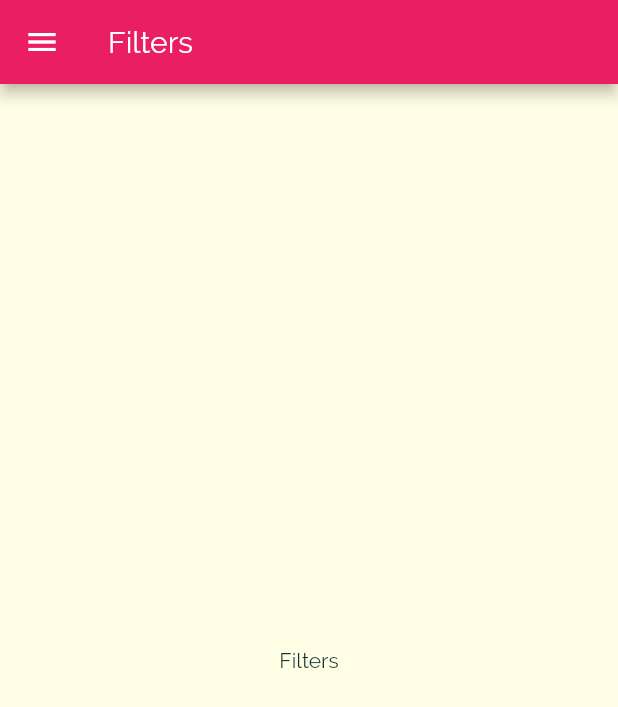
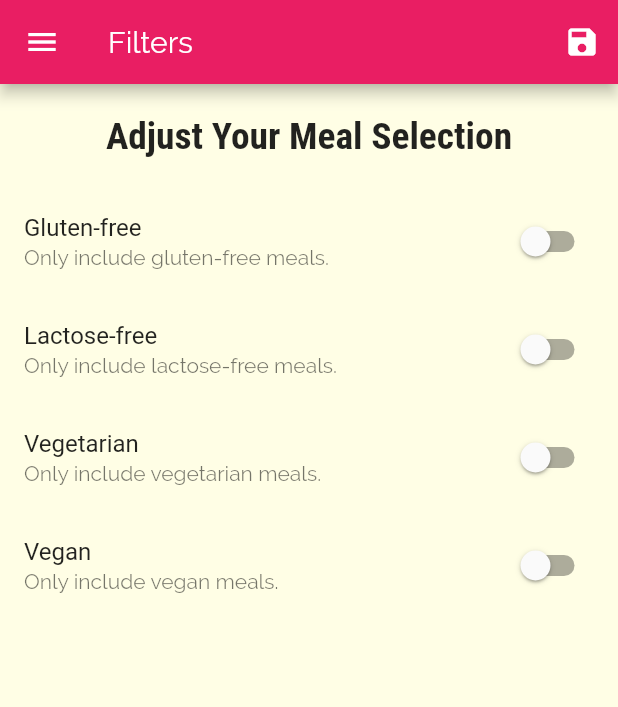
Before and after one commit to jeandieb/Meals_App, a Flutter app: the FiltersScreen screen opened by its route, on a phone screen of 412 x 824 dp. Shown: the top 707 px of the screen. Run offline on Flutter 3.47's test engine with Material 2 defaults, Android fonts, the phone set to English and light mode, and no system bars.

Commit message:
final touches

```diff
--- a/lib/main.dart
+++ b/lib/main.dart
@@ -1,16 +1,68 @@
 import 'dart:ui';
 
 import 'package:flutter/material.dart';
-import 'package:flutter_complete_guide/screens/filters_screen.dart';
+
+import './dummy_data.dart';
+import './screens/filters_screen.dart';
 import './screens/tabs_screen.dart';
 import './screens/category_meals_screen.dart';
 import './screens/meal_detail_screen.dart';
-
-import 'screens/categories_screen.dart';
+import './screens/categories_screen.dart';
+import './models/meal.dart';
 
 void main() => runApp(MyApp());
 
-class MyApp extends StatelessWidget {
+class MyApp extends StatefulWidget {
+  @override
+  _MyAppState createState() => _MyAppState();
+}
+
+class _MyAppState extends State<MyApp> {
+  List<Meal> _availableMeals = DUMMY_MEALS;
+  List<Meal> _favoritedMeals = [];
+
+  void setFavorite(String mealId) {
+    final int existingIndex =
+        _favoritedMeals.indexWhere((meal) => meal.id == mealId);
+
+    if (existingIndex >= 0) {
+      setState(() {
+        _favoritedMeals.removeAt(existingIndex);
+      });
+    } else {
+      setState(() {
+        _favoritedMeals.add(
+          DUMMY_MEALS.firstWhere((meal) => meal.id == mealId),);
+      });
+    }
+  }
+
+  bool _isMealFavorite(String id)
+  {
+    return _favoritedMeals.any((meal) => meal.id == id);
+  }
+
+  Map<String, bool> _filters = {
+    'gluten': false,
+    'lactose': false,
+    'vegetarian': false,
+    'vegan': false,
+  };
+
+  void _setFilters(Map<String, bool> filterData) {
+    setState(() {
+      _filters = filterData;
+
+      _availableMeals = DUMMY_MEALS.where((meal) {
+        if (_filters['gluten'] && !meal.isGlutenFree) return false;
+        if (_filters['lactose'] && !meal.isLactoseFree) return false;
+        if (_filters['vegetarian'] && !meal.isVegetarian) return false;
+        if (_filters['vegan'] && !meal.isVegan) return false;
+        return true;
+      }).toList();
+    });
+  }
+
   @override
   Widget build(BuildContext context) {
     return MaterialApp(
@@ -27,29 +79,38 @@ class MyApp extends StatelessWidget {
                 bodyText2: TextStyle(
                   color: Color.fromRGBO(20, 51, 51, 1),
                 ),
-            headline6: TextStyle(fontSize: 20, fontFamily: 'RobotoCondensed', fontWeight: FontWeight.w600,),)
+                headline6: TextStyle(
+                  fontSize: 25,
+                  fontFamily: 'RobotoCondensed',
+                  fontWeight: FontWeight.w600,
                 ),
+              )),
       //home: CategoriesScreen(),
-      initialRoute: '/', //if you want to set the initial screen to something other than home('/')
-      routes://we can also use nameRoutes instead of regular push
+      initialRoute:
+          '/', //if you want to set the initial screen to something other than home('/')
+      routes: //we can also use nameRoutes instead of regular push
           {
-        '/': (ctx) => TabsScreen(), //instead of home:
-        CategoryMealsScreen.routeName : (ctx) => CategoryMealsScreen(),  //it is especially useful for larger apps :lecture 163
-        MealDetailScreen.routeName : (ctx) => MealDetailScreen(),
-        FiltersScreen.routeName : (ctx) => FiltersScreen(),
+        '/': (ctx) => TabsScreen(_favoritedMeals), //instead of home:
+        CategoryMealsScreen.routeName: (ctx) => CategoryMealsScreen(
+            _availableMeals), //it is especially useful for larger apps :lecture 163
+        MealDetailScreen.routeName: (ctx) => MealDetailScreen(setFavorite, _isMealFavorite),
+        FiltersScreen.routeName: (ctx) => FiltersScreen(_filters, _setFilters),
       },
 
-      onGenerateRoute: (settings) //used when a go to a route that is not defined in the routes table
-      {                          //(executes for any unregistered named route)
+      onGenerateRoute:
+          (settings) //used when a go to a route that is not defined in the routes table
+          {
+        //(executes for any unregistered named route)
         print(settings.arguments);
         return MaterialPageRoute(builder: (ctx) => CategoriesScreen());
       },
 
-      onUnknownRoute: (settings) //reached when flutter fails to build a screen (it's like a 404 error in web dev)
-      {                          //(executes when onGenerateRoute is not defined or doesn't return a valid navigation action)
+      onUnknownRoute:
+          (settings) //reached when flutter fails to build a screen (it's like a 404 error in web dev)
+          {
+        //(executes when onGenerateRoute is not defined or doesn't return a valid navigation action)
         return MaterialPageRoute(builder: (ctx) => CategoriesScreen());
       },
-
     );
   }
 }
--- a/lib/screens/category_meals_screen.dart
+++ b/lib/screens/category_meals_screen.dart
@@ -2,10 +2,13 @@ import 'package:flutter/material.dart';
 import 'package:flutter_complete_guide/models/meal.dart';
 import '../widgets/meal_item.dart';
 
-import '../dummy_data.dart';
 
 class CategoryMealsScreen extends StatefulWidget {
   static const routeName = '/category-meals';
+
+  final List<Meal>_availableMeals;
+
+  CategoryMealsScreen(this._availableMeals);
 
   @override
   _CategoryMealsScreenState createState() => _CategoryMealsScreenState();
@@ -38,7 +41,7 @@ class _CategoryMealsScreenState extends State<CategoryMealsScreen> {
                                                                          //do not need ModalRoute
     categoryTitles = routesArg['title'];
     final categoryId = routesArg['id'];
-    displayedMeals = DUMMY_MEALS.where((meal) {
+    displayedMeals = widget._availableMeals.where((meal) {
       return meal.categories.contains(categoryId);
     }).toList();
     super.didChangeDependencies();
@@ -67,7 +70,7 @@ class _CategoryMealsScreenState extends State<CategoryMealsScreen> {
             duration: displayedMeals[index].duration,
             complexity: displayedMeals[index].complexity,
             affordability: displayedMeals[index].affordability,
-            removeItem: _removeMeal,
+            //removeItem: _removeMeal,
           );
         },
         itemCount: displayedMeals.length,
--- a/lib/screens/filters_screen.dart
+++ b/lib/screens/filters_screen.dart
@@ -1,19 +1,105 @@
 import 'package:flutter/material.dart';
 import '../widgets/main_drawer.dart';
 
-class FiltersScreen extends StatelessWidget {
+class FiltersScreen extends StatefulWidget {
+  static const routeName = '/filters';
 
-  static const routeName = '/filters';
+  final Function _setFilters;
+  final Map<String, bool> _filters;
+
+  FiltersScreen(this._filters, this._setFilters);
+
+
+  @override
+  _FiltersScreenState createState() => _FiltersScreenState();
+}
+
+class _FiltersScreenState extends State<FiltersScreen> {
+  bool _glutenFree = false;
+  bool _lactoseFree = false;
+  bool _vegeterian = false;
+  bool _vegan = false;
+
+  @override
+  void initState() {
+    _glutenFree = widget._filters['gluten'];
+    _lactoseFree = widget._filters['lactose'];
+    _vegeterian = widget._filters['vegetarian'];
+    _vegan = widget._filters['vegan'];
+    super.initState();
+  }
 
   @override
   Widget build(BuildContext context) {
     return Scaffold(
-          appBar: AppBar(title: Text('Filters'),),
-          body: Center(
-          child: Text('Filters')
+        appBar: AppBar(
+          title: Text('Filters'),
+          actions: [IconButton(icon: Icon(Icons.save), onPressed: (){
+            var _filteres = {
+              'gluten': _glutenFree,
+              'lactose': _lactoseFree,
+              'vegetarian': _vegeterian,
+              'vegan': _vegan,
+            };
+             widget._setFilters(_filteres);
+             })],
+        ),
+        drawer: MainDrawer(),
+        body: Column(children: <Widget>[
+          Container(
+            padding: EdgeInsets.all(20),
+            child: Center(
+              child: Text('Adjust Your Meal Selection',
+                  style: Theme.of(context).textTheme.headline6),
+            ),
+          ),
+          Expanded(
+              child: ListView(
+            children: [
 
-      ),
-      drawer: MainDrawer(),
-    );
+              SwitchListTile(
+                title: Text('Gluten-free'),
+                subtitle: Text('Only include gluten-free meals.'),
+                value: _glutenFree,
+                onChanged: (newValue){
+                  setState(() {
+                    _glutenFree = newValue;
+                  });
+                },
+              ),
+
+              SwitchListTile(
+                title: Text('Lactose-free'),
+                subtitle: Text('Only include lactose-free meals.'),
+                value: _lactoseFree,
+                onChanged: (newValue){
+                  setState(() {
+                    _lactoseFree = newValue;
+                  });
+                },
+              ),
+              SwitchListTile(
+                title: Text('Vegetarian'),
+                subtitle: Text('Only include vegetarian meals.'),
+                value: _vegeterian,
+                onChanged: (newValue){
+                  setState(() {
+                    _vegeterian = newValue;
+                  });
+                },
+              ),
+              SwitchListTile(
+                title: Text('Vegan'),
+                subtitle: Text('Only include vegan meals.'),
+                value: _vegan,
+                onChanged: (newValue){
+                  setState(() {
+                    _vegan = newValue;
+                  });
+                },
+              ),
+            ],
+          ))
+        ]));
   }
 }
--- a/lib/widgets/meal_item.dart
+++ b/lib/widgets/meal_item.dart
@@ -9,7 +9,7 @@ class MealItem extends StatelessWidget {
   final int duration;
   final Complexity complexity;
   final Affordability affordability;
-  final Function removeItem;
+  //final Function removeItem;
 
   MealItem({
     @required this.id,
@@ -18,7 +18,7 @@ class MealItem extends StatelessWidget {
     @required this.duration,
     @required this.complexity,
     @required this.affordability,
-    @required this.removeItem,
+    //@required this.removeItem,
   });
 
   String get complexityText {
@@ -60,7 +60,7 @@ class MealItem extends StatelessWidget {
     ).then((value) {
       if(value != null)
       {
-        removeItem(value);
+        //removeItem(value);
       }
     } );//value has the value returned from pop in MealDetailScreen
   }
```
Also changed, not shown: lib/screens/favorites_screen.dart (+24 -2 lines), lib/screens/meal_detail_screen.dart (+9 -2 lines), lib/screens/tabs_screen.dart (+16 -4 lines). Lines whose indentation alone changed are shown as unchanged.
